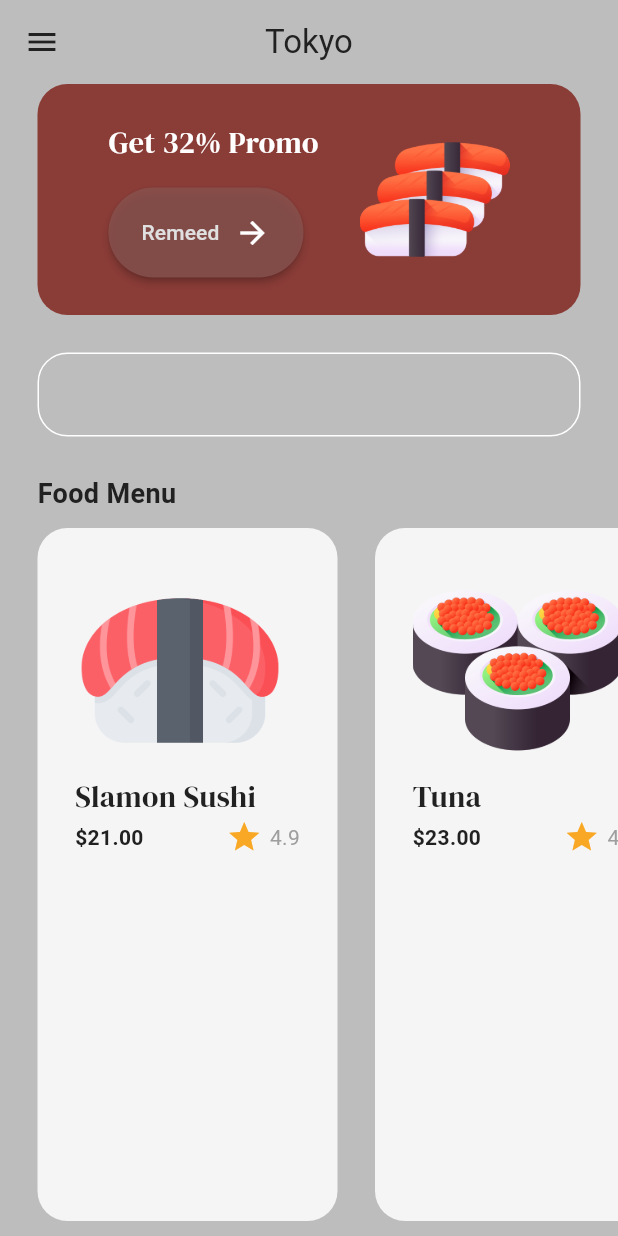
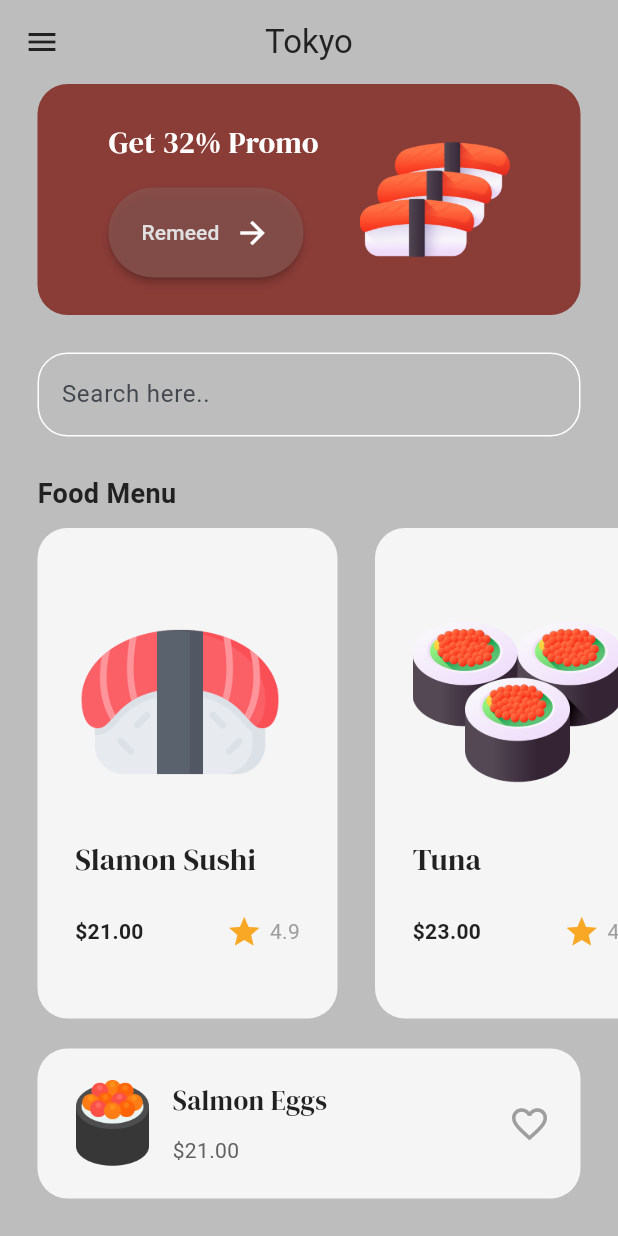
Before and after one commit to MinaYasser100/sushi-restaurant-app, a Flutter app: the MenuView screen opened by its route, on a phone screen of 412 x 824 dp. Run offline on Flutter 3.47's test engine with Material 3 defaults, Android fonts, the phone set to English and light mode, and no system bars; our stand-ins replace get, google_fonts.

Commit message:
card food item

```diff
--- a/lib/core/utils/constant.dart
+++ b/lib/core/utils/constant.dart
@@ -11,3 +11,5 @@ const kSecondeColors = Color.fromARGB(255, 189, 189, 189);
 const kDarkColor = Color.fromARGB(255, 33, 33, 33);
 
 const kLightGrey = Color.fromARGB(255, 245, 245, 245);
+
+const kMideumGrey = Color.fromARGB(255, 97, 97, 97);
--- a/lib/core/utils/styles.dart
+++ b/lib/core/utils/styles.dart
@@ -19,4 +19,8 @@ abstract class Styles {
     fontSize: 20,
     color: textColor,
   );
+  static TextStyle googleTextStyle18 = GoogleFonts.dmSerifDisplay(
+    fontSize: 18,
+    color: kDarkColor,
+  );
 }
--- /dev/null
+++ b/lib/features/menu/views/widgets/card_food_item.dart
@@ -0,0 +1,57 @@
+import 'package:flutter/material.dart';
+import 'package:sushi_restaurant_app/core/utils/assets.dart';
+import 'package:sushi_restaurant_app/core/utils/constant.dart';
+import 'package:sushi_restaurant_app/core/utils/styles.dart';
+
+class CardFoodItem extends StatelessWidget {
+  const CardFoodItem({
+    super.key,
+  });
+
+  @override
+  Widget build(BuildContext context) {
+    return Container(
+      decoration: BoxDecoration(
+        color: kLightGrey,
+        borderRadius: BorderRadius.circular(20),
+      ),
+      margin: const EdgeInsets.only(left: 25.0, right: 25.0, bottom: 25),
+      padding: const EdgeInsets.all(20),
+      child: Row(
+        mainAxisAlignment: MainAxisAlignment.spaceBetween,
+        children: [
+          Row(
+            children: [
+              Image.asset(
+                Assets.twoImage,
+                height: 60,
+              ),
+              const SizedBox(width: 10),
+              Column(
+                crossAxisAlignment: CrossAxisAlignment.start,
+                children: [
+                  Text(
+                    'Salmon Eggs',
+                    style: Styles.googleTextStyle18,
+                  ),
+                  const SizedBox(height: 10),
+                  const Text(
+                    '\$21.00',
+                    style: TextStyle(
+                      color: kMideumGrey,
+                    ),
+                  ),
+                ],
+              ),
+            ],
+          ),
+          const Icon(
+            Icons.favorite_outline,
+            color: Colors.grey,
+            size: 28,
+          )
+        ],
+      ),
+    );
+  }
+}
--- a/lib/features/menu/views/widgets/food_tile.dart
+++ b/lib/features/menu/views/widgets/food_tile.dart
@@ -18,6 +18,7 @@ class FoodTile extends StatelessWidget {
       ),
       child: Column(
         crossAxisAlignment: CrossAxisAlignment.start,
+        mainAxisAlignment: MainAxisAlignment.spaceEvenly,
         children: [
           Image.asset(
             foodModel.imagePath,
--- a/lib/features/menu/views/widgets/menu_view_body.dart
+++ b/lib/features/menu/views/widgets/menu_view_body.dart
@@ -1,8 +1,10 @@
 import 'package:flutter/material.dart';
 import 'package:sushi_restaurant_app/core/model/food_model.dart';
+import 'package:sushi_restaurant_app/core/utils/assets.dart';
 import 'package:sushi_restaurant_app/core/utils/constant.dart';
 import 'package:sushi_restaurant_app/core/utils/styles.dart';
 import '../../../../core/function/custom_outline_input_border.dart';
+import 'card_food_item.dart';
 import 'list_view_food_tile.dart';
 import 'promo_banner_menu.dart';
 
@@ -18,13 +20,13 @@ class _MenuViewBodyState extends State<MenuViewBody> {
     FoodModel(
       name: 'Slamon Sushi',
       price: '21.00',
-      imagePath: 'assets/images/one.png',
+      imagePath: Assets.oneImage,
       rating: '4.9',
     ),
     FoodModel(
       name: 'Tuna',
       price: '23.00',
-      imagePath: 'assets/images/three.png',
+      imagePath: Assets.threeImage,
       rating: '4.3',
     )
   ];
@@ -42,6 +44,7 @@ class _MenuViewBodyState extends State<MenuViewBody> {
             decoration: InputDecoration(
               focusedBorder: customOutlineInputBorder(),
               enabledBorder: customOutlineInputBorder(),
+              hintText: 'Search here..',
             ),
           ),
         ),
@@ -60,7 +63,8 @@ class _MenuViewBodyState extends State<MenuViewBody> {
         Expanded(
           child: ListViewFoodTile(foodMenu: foodMenu),
         ),
-        const SizedBox(height: 10),
+        const SizedBox(height: 20),
+        const CardFoodItem(),
       ],
     );
   }
```
